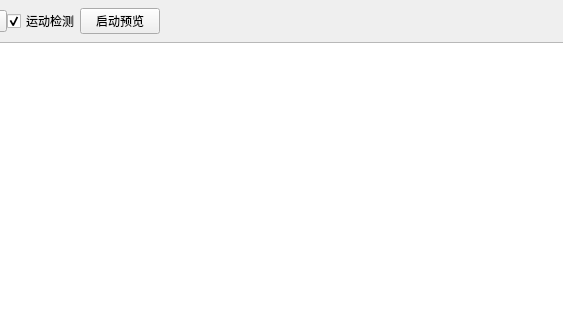
The window that securitymonitor_port/mainwindow.ui (fanfangyu-git/securitymonitor_systme) describes before a commit, drawn with Qt 5; both pictures show x 81 to 644 and y 0 to 320 of the 960 by 600 pixel window.
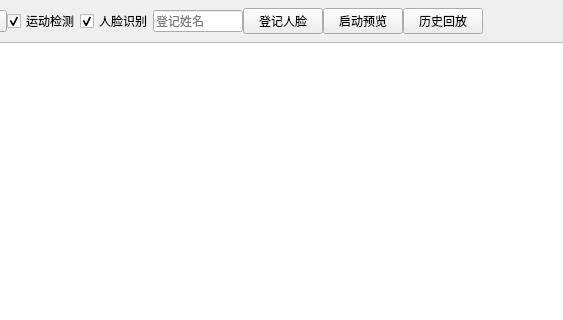
The same window after the commit.

Commit message: 新增回放

The edit to the form file:
```diff
--- a/securitymonitor_port/mainwindow.ui
+++ b/securitymonitor_port/mainwindow.ui
@@ -80,12 +80,49 @@
         </property>
        </widget>
       </item>
+      <item>
+       <widget class="QCheckBox" name="faceCheckBox">
+        <property name="text">
+         <string>人脸识别</string>
+        </property>
+        <property name="checked">
+         <bool>true</bool>
+        </property>
+       </widget>
+      </item>
+      <item>
+       <widget class="QLineEdit" name="nameEdit">
+        <property name="maximumSize">
+         <size>
+          <width>90</width>
+          <height>16777215</height>
+         </size>
+        </property>
+        <property name="placeholderText">
+         <string>登记姓名</string>
+        </property>
+       </widget>
+      </item>
+      <item>
+       <widget class="QPushButton" name="registerButton">
+        <property name="text">
+         <string>登记人脸</string>
+        </property>
+       </widget>
+      </item>
       <item><widget class="QPushButton" name="startStopButton">
         <property name="text">
          <string>启动预览</string>
         </property>
        </widget>
       </item>
+      <item>
+       <widget class="QPushButton" name="historyButton">
+        <property name="text">
+         <string>历史回放</string>
+        </property>
+       </widget>
+      </item>
       <item>
        <spacer name="topSpacer">
         <property name="orientation">
```
The commit also changes 20 other files.
